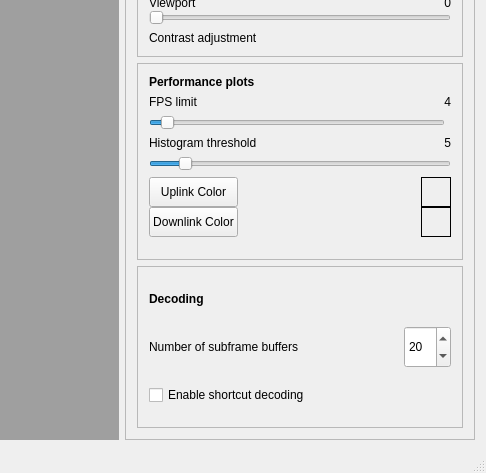
Above: src/gui/mainwindow.ui from falkenber9/falcon before the change; both pictures show x 495 to 981 and y 503 to 976 of the 981 by 976 pixel window. Below: the same form after it.
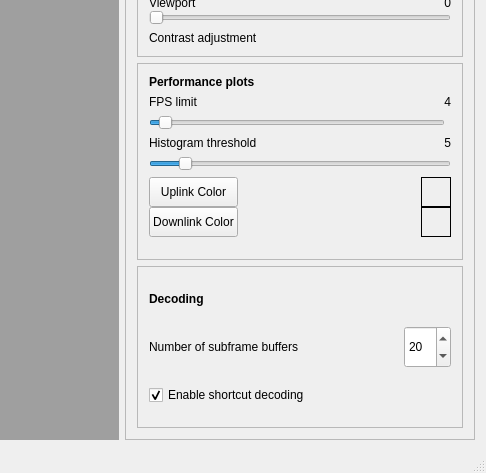
That is the form after the change. Icons and pictures are not drawn.

Diff of the .ui file:
```diff
--- a/src/gui/mainwindow.ui
+++ b/src/gui/mainwindow.ui
@@ -150,7 +150,7 @@
           <enum>Qt::ScrollBarAlwaysOff</enum>
          </property>
          <property name="sizeAdjustPolicy">
-          <enum>QAbstractScrollArea::AdjustToContentsOnFirstShow</enum>
+          <enum>QAbstractScrollArea::AdjustToContents</enum>
          </property>
          <property name="widgetResizable">
           <bool>true</bool>
@@ -855,6 +855,9 @@
            </item>
            <item>
             <widget class="QFrame" name="performance_plot_frame">
+             <property name="enabled">
+              <bool>true</bool>
+             </property>
              <property name="frameShape">
               <enum>QFrame::StyledPanel</enum>
              </property>
@@ -1162,12 +1165,21 @@
               </item>
               <item row="2" column="0">
                <widget class="QSlider" name="slider_perf_fps">
+                <property name="enabled">
+                 <bool>true</bool>
+                </property>
                 <property name="sizePolicy">
                  <sizepolicy hsizetype="Expanding" vsizetype="Preferred">
                   <horstretch>0</horstretch>
                   <verstretch>0</verstretch>
                  </sizepolicy>
                 </property>
+                <property name="minimum">
+                 <number>1</number>
+                </property>
+                <property name="maximum">
+                 <number>100</number>
+                </property>
                 <property name="value">
                  <number>4</number>
                 </property>
@@ -1199,6 +1211,9 @@
                 <property name="text">
                  <string>Enable shortcut decoding</string>
                 </property>
+                <property name="checked">
+                 <bool>true</bool>
+                </property>
                </widget>
               </item>
               <item row="1" column="0">
```
Left out of the diff: 21 changed lines with no effect on the pictures.
